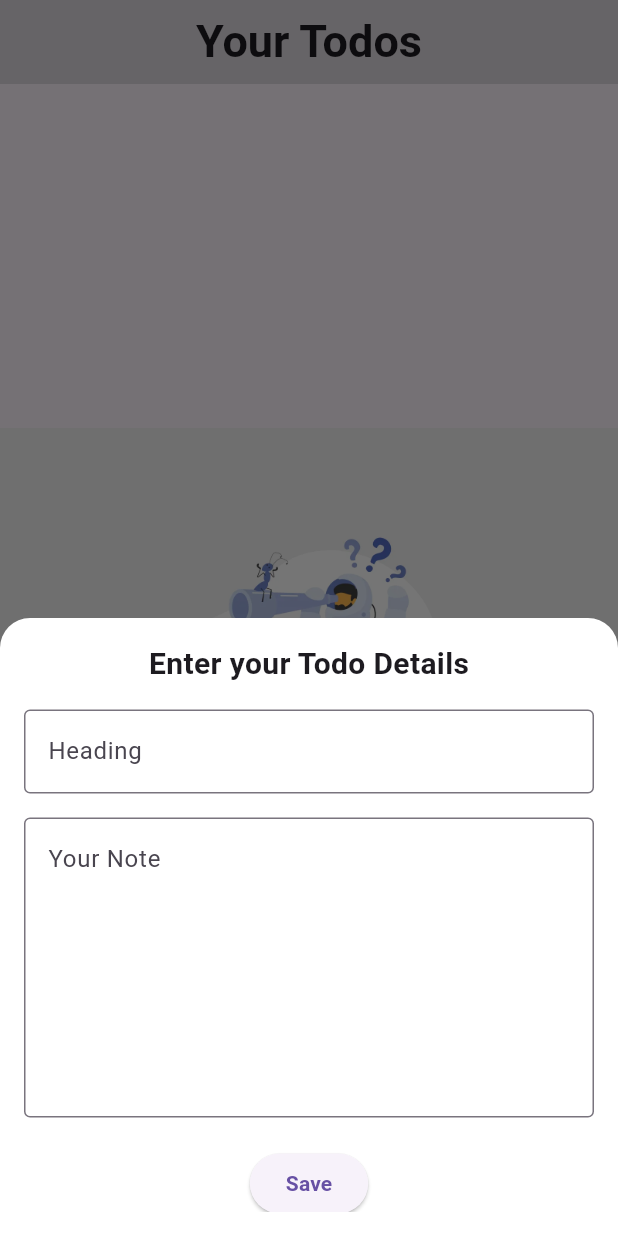
After one commit to yashgrover25/todo_app, a Flutter app: the HomeScreen screen opened directly, after a tap on the "add" icon, on a phone screen of 412 x 824 dp. The commit adds this screen. Run offline on Flutter 3.47's test engine with Material 3 defaults, Android fonts, the phone set to English and light mode, and no system bars; our stand-ins replace shared_preferences; accounts and stored records are empty; network calls fail.

Commit message:
UI Completed

```diff
--- /dev/null
+++ b/lib/api/api_endpoints.dart
@@ -0,0 +1,7 @@
+class ApiEndpoints{
+  static const baseUrl='https://todolist-74gr.onrender.com';
+  static const createTodo="$baseUrl/v1/todo-item-create";
+  static const deleteTodo='$baseUrl/v1/todo-item-delete/';
+  static const getTodo='$baseUrl/v1/todo-items-read';
+  static const updateTodo='$baseUrl/v1/todo-item-update/';
+}
--- /dev/null
+++ b/lib/models/data_model.dart
@@ -0,0 +1,22 @@
+class User {
+  final String? id;
+  final String title;
+  final String description;
+
+  User({ this.id, required this.title, required this.description});
+
+  factory User.fromJson(Map<String, dynamic> json) {
+    return User(
+      id: json['id'],
+      title: json['title'],
+      description: json['description'],
+    );
+  }
+
+  Map<String, dynamic> toJson() {
+    return {
+      'title': title,
+      'description': description,
+    };
+  }
+}
--- /dev/null
+++ b/lib/presentation/bottom_sheet.dart
@@ -0,0 +1,123 @@
+import 'package:flutter/material.dart';
+import 'package:provider/provider.dart';
+import 'package:todo_app/utils/app_strings.dart';
+
+import '../view_model/todo_viewmodel.dart';
+
+class MyBottomSheet extends StatefulWidget {
+  const MyBottomSheet({
+    super.key,
+    required this.todoViewModel,
+    this.initialHeading,
+    this.initialNote,
+    this.todoId,
+  });
+  final String? initialHeading;
+  final String? initialNote;
+  final String? todoId;
+  final todoViewModel;
+
+  @override
+  State<MyBottomSheet> createState() => _MyBottomSheetState();
+}
+
+TextEditingController headingController = TextEditingController();
+TextEditingController noteController = TextEditingController();
+
+class _MyBottomSheetState extends State<MyBottomSheet> {
+  final GlobalKey<FormState> formKey = GlobalKey<FormState>();
+
+  @override
+  void initState() {
+    super.initState();
+    headingController = TextEditingController(text: widget.initialHeading);
+    noteController = TextEditingController(text: widget.initialNote);
+  }
+
+  @override
+  void dispose() {
+    headingController.dispose();
+    noteController.dispose();
+    super.dispose();
+  }
+
+  @override
+  Widget build(BuildContext context) {
+    // final todoViewModel = Provider.of<TodoViewModel>(context);
+    return Padding(
+      padding: EdgeInsets.only(
+        bottom: MediaQuery.of(context).viewInsets.bottom,
+      ),
+      child: DraggableScrollableSheet(
+        minChildSize: 0.3,
+        maxChildSize: 0.9,
+        expand: false,
+        builder: (context, scrollController) {
+          return Container(
+            padding: const EdgeInsets.all(16),
+            decoration: const BoxDecoration(
+              color: Colors.white,
+              borderRadius: BorderRadius.vertical(top: Radius.circular(20)),
+            ),
+            child: SingleChildScrollView(
+              controller: scrollController,
+              child: Form(
+                key: formKey,
+                child: Column(
+                  mainAxisSize: MainAxisSize.min,
+                  children: [
+                    const Text(
+                      'Enter your Todo Details',
+                      style: TextStyle(
+                        fontWeight: FontWeight.w600,
+                        fontSize: 20,
+                      ),
+                    ),
+                    const SizedBox(height: 16),
+                    TextFormField(
+                      validator: (value) {
+                        if (value == null || value.isEmpty) {
+                          return 'Please enter the Heading';
+                        }
+                        return null;
+                      },
+                      controller: headingController,
+                      decoration: InputDecoration(
+                        hintText: kHeading,
+                        border: OutlineInputBorder(),
+                      ),
+                    ),
+                    const SizedBox(height: 16),
+                    TextFormField(
+                      controller: noteController,
+                      maxLines: 7,
+                      decoration: InputDecoration(
+                        hintText: kYourNote,
+                        border: OutlineInputBorder(),
+                      ),
+                    ),
+                    const SizedBox(height: 20),
+                    ElevatedButton(
+                      onPressed: () {
+                        if (formKey.currentState!.validate()) {
+                            widget.todoViewModel.todoRequest(widget.todoId);
+                            if (mounted) {
+                              Navigator.pop(context);
+                            }
+                        }
+                      },
+                      child: const Text(
+                        kSave,
+                        style: TextStyle(fontWeight: FontWeight.w600),
+                      ),
+                    ),
+                  ],
+                ),
+              ),
+            ),
+          );
+        },
+      ),
+    );
+  }
+}
--- /dev/null
+++ b/lib/presentation/homescreen.dart
@@ -0,0 +1,257 @@
+import 'package:flutter/material.dart';
+import 'package:provider/provider.dart';
+import 'package:todo_app/presentation/bottom_sheet.dart';
+import 'package:todo_app/presentation/todo_popup.dart';
+import 'package:todo_app/utils/app_strings.dart';
+import 'package:todo_app/utils/asset_utils.dart';
+import '../view_model/todo_viewmodel.dart';
+
+class HomeScreen extends StatefulWidget {
+  const HomeScreen({super.key});
+
+  @override
+  State<HomeScreen> createState() => _HomeScreenState();
+}
+
+class _HomeScreenState extends State<HomeScreen> {
+  bool _isInit = true;
+
+  @override
+  void didChangeDependencies() {
+    super.didChangeDependencies();
+    if (_isInit) {
+      if (mounted) {
+        final todoViewModel = Provider.of<TodoViewModel>(context);
+        todoViewModel.getRequest();
+      }
+      _isInit = false;
+    }
+  }
+
+  int? userID;
+
+  @override
+  void initState() {
+    super.initState();
+  }
+
+  @override
+  Widget build(BuildContext context) {
+    final todoViewModel = Provider.of<TodoViewModel>(context);
+    return ChangeNotifierProvider(
+      create: (context) => TodoViewModel(),
+      child: Scaffold(
+        appBar: AppBar(
+          shadowColor: Colors.black.withOpacity(0.08),
+          backgroundColor: Colors.black12,
+          title: Center(
+            child: Text(
+              kYourTodos,
+              style: TextStyle(fontWeight: FontWeight.w600, fontSize: 30),
+            ),
+          ),
+        ),
+        body: todoViewModel.todos.isEmpty
+            ? Center(
+                child: Align(
+                  alignment: Alignment.center,
+                  child: Image(image: AssetImage(AssetUtils.empty)),
+                ),
+              )
+            : Column(
+                children: [
+                  Expanded(
+                    child: Padding(
+                      padding: const EdgeInsets.all(8.0),
+                      child: ListView.builder(
+                        itemBuilder: (context, index) {
+                          final user = todoViewModel.todos[index];
+                          return Padding(
+                            padding: const EdgeInsets.all(8.0),
+                            child: Material(
+                              shape: DiamondCutCardShape(),
+                              color: Colors.purpleAccent.shade100.withValues(
+                                alpha: 0.4,
+                              ),
+                              child: SizedBox(
+                                height: 120,
+                                child: ListTile(
+                                  title: Text(user.title),
+                                  style: ListTileStyle.list,
+                                  subtitle: Text(
+                                    "${user.description.split("").take(15).join(" ")}...",
+                                  ),
+                                  onLongPress: () {
+                                    showDialog(
+                                      context: context,
+                                      builder: (_) => AlertDialog(
+                                        content: const Text(
+                                          "Delete this item?",
+                                        ),
+                                        actions: [
+                                          TextButton(
+                                            onPressed: () =>
+                                                Navigator.pop(context),
+                                            child: const Text(
+                                              kCancel,
+                                              style: TextStyle(
+                                                color: Colors.black,
+                                              ),
+                                            ),
+                                          ),
+                                          TextButton(
+                                            onPressed: () {
+                                              setState(() {
+                                                todoViewModel.deleteRequest(
+                                                  user.id,
+                                                );
+                                              });
+                                              Navigator.pop(context);
+                                              ScaffoldMessenger.of(
+                                                context,
+                                              ).showSnackBar(
+                                                SnackBar(
+                                                  content: Text(kNoteDeleted),
+                                                ),
+                                              );
+                                            },
+                                            child: const Text(
+                                              kDelete,
+                                              style: TextStyle(
+                                                color: Colors.red,
+                                              ),
+                                            ),
+                                          ),
+                                        ],
+                                      ),
+                                    );
+                                  },
+                                  onTap: () {
+                                    showModalBottomSheet(
+                                      context: context,
+                                      isScrollControlled: true,
+                                      builder: (BuildContext context) {
+                                        return ChangeNotifierProvider(
+                                          create: (context) =>
+                                              TodoViewModel(todoId: user.id),
+                                          child: MyBottomSheet(
+                                            initialHeading: user.title,
+                                            initialNote: user.description,
+                                            todoId: user.id,
+                                            todoViewModel: todoViewModel,
+                                          ),
+                                        );
+                                      },
+                                    );
+                                  },
+                                ),
+                              ),
+                            ),
+                          );
+                        },
+                        itemCount: todoViewModel.todos.length,
+                      ),
+                    ),
+                  ),
+                ],
+              ),
+        floatingActionButton: FloatingActionButton(
+          onPressed: () {
+            showModalBottomSheet(
+              context: context,
+              isScrollControlled: true,
+              builder: (BuildContext context) {
+                return MyBottomSheet(todoViewModel: todoViewModel);
+              },
+            );
+          },
+          isExtended: true,
+          shape: OvalBorder(),
+          child: Icon(Icons.add),
+        ),
+      ),
+    );
+  }
+}
+
+class DiamondCutCardShape extends ShapeBorder {
+  final double borderRadius;
+
+  const DiamondCutCardShape({this.borderRadius = 16.0});
+
+  @override
+  EdgeInsetsGeometry get dimensions => EdgeInsets.zero;
+
+  @override
+  Path getOuterPath(Rect rect, {TextDirection? textDirection}) {
+    final path = Path();
+    final double halfWidth = rect.width / 2.5;
+    final double oneThirdHeight = rect.height / 3;
+    final double controlPointOffset = borderRadius * 0.55; // Approximation for circular arc
+
+    path.moveTo(rect.left + borderRadius, rect.top);
+    path.lineTo(rect.left + halfWidth - borderRadius, rect.top);
+    path.quadraticBezierTo(
+      rect.left + halfWidth,
+      rect.top,
+      rect.left + halfWidth,
+      rect.top + borderRadius*2.4,
+    );
+    path.lineTo(
+      rect.left + halfWidth,
+      rect.top + oneThirdHeight - borderRadius,
+    );
+    path.quadraticBezierTo(
+      rect.left + halfWidth,
+      rect.top + oneThirdHeight,
+      rect.left + halfWidth+ borderRadius,
+      rect.top + oneThirdHeight,
+    );
+
+    path.lineTo(rect.right - borderRadius, rect.top + oneThirdHeight);
+    path.quadraticBezierTo(
+      rect.right,
+      rect.top + oneThirdHeight,
+      rect.right,
+      rect.top + oneThirdHeight + borderRadius,
+    );
+
+    path.lineTo(rect.right, rect.bottom - borderRadius);
+    path.quadraticBezierTo(
+      rect.right,
+      rect.bottom,
+      rect.right - borderRadius,
+      rect.bottom,
+    );
+
+    path.lineTo(rect.left + borderRadius, rect.bottom);
+    path.quadraticBezierTo(
+      rect.left,
+      rect.bottom,
+      rect.left,
+      rect.bottom - borderRadius,
+    );
+
+    path.lineTo(rect.left, rect.top + borderRadius);
+    path.quadraticBezierTo(
+      rect.left,
+      rect.top,
+      rect.left + borderRadius,
+      rect.top,
+    );
+
+    path.close();
+    return path;
+  }
+
+  @override
+  Path getInnerPath(Rect rect, {TextDirection? textDirection}) {
+    return getOuterPath(rect, textDirection: textDirection);
+  }
+
+  @override
+  void paint(Canvas canvas, Rect rect, {TextDirection? textDirection}) {}
+
+  @override
+  ShapeBorder scale(double t) => this;
+}
--- /dev/null
+++ b/lib/utils/app_strings.dart
@@ -0,0 +1,12 @@
+const String kHeading = 'Heading';
+const String kNote = 'Note';
+const String kYourTodos = 'Your Todos';
+const String kCancel = 'Cancel';
+const String kDelete = 'Delete';
+const String kNoteDeleted = 'Note deleted';
+const String kTodoDetails = 'Todo Details';
+const String kClose = 'Close';
+const String kNoteUpdated = 'Note Updated';
+const String kNoteAdded = 'Note Added';
+const String kSave = 'Save';
+const String kYourNote = 'Your Note';
--- /dev/null
+++ b/lib/utils/asset_utils.dart
@@ -0,0 +1,3 @@
+class AssetUtils{
+  static const String empty ='assets/images/noResultFound.webp';
+}
--- /dev/null
+++ b/lib/view_model/todo_viewmodel.dart
@@ -0,0 +1,97 @@
+import 'dart:convert';
+import 'package:flutter/material.dart';
+import 'package:http/http.dart' as http;
+import 'package:shared_preferences/shared_preferences.dart';
+import '../api/api_endpoints.dart';
+import '../models/data_model.dart';
+import '../presentation/bottom_sheet.dart';
+import '../utils/app_strings.dart';
+
+class TodoViewModel with ChangeNotifier {
+  TodoViewModel({this.todoId});
+  late final String? todoId;
+  List<User> todos = [];
+
+  getRequest() async {
+    final prefs = await SharedPreferences.getInstance();
+    final deviceId = prefs.getString('device_id') ?? 'unknown';
+    var url = Uri.parse(ApiEndpoints.getTodo);
+    var response = await http.get(url, headers: {'Device-id': deviceId});
+    print(response.body.toString());
+    final List data = jsonDecode(response.body);
+    List<User> users = data.map((json) => User.fromJson(json)).toList();
+    todos = users;
+    notifyListeners();
+  }
+
+  deleteRequest(id) async {
+    final prefs = await SharedPreferences.getInstance();
+    final deviceId = prefs.getString('device_id') ?? 'unknown';
+    var url = Uri.parse("${ApiEndpoints.deleteTodo}$id");
+    await http.delete(url, headers: {'Device-id': deviceId});
+    return getRequest();
+  }
+
+  todoRequest(id) async {
+    print(id);
+    final prefs = await SharedPreferences.getInstance();
+    final deviceId = prefs.getString('device_id') ?? 'unknown';
+    if (id != null) {
+      var url = Uri.parse("${ApiEndpoints.updateTodo}$id");
+      await http.put(
+        url,
+        headers: {'Content-Type': 'application/json', 'Device-id': deviceId},
+        body: jsonEncode({
+          'title': headingController.text.trim(),
+          'description': noteController.text.trim(),
+        }),
+      );
+      SnackBar(content: Text(kNoteUpdated));
+    } else {
+      var url = Uri.parse(ApiEndpoints.createTodo);
+      await http.post(
+        url,
+        headers: {'Content-Type': 'application/json', 'Device-id': deviceId},
+        body: jsonEncode([
+          {
+            'title': headingController.text.trim(),
+            'description': noteController.text.trim(),
+          },
+        ]),
+      );
+      SnackBar(content: Text(kNoteAdded));
+    }
+    return getRequest();
+  }
+}
+
+// todoRequest(todoID) async {
+//   if (widget.todoId != null) {
+//     var url = Uri.parse("${ApiEndpoints.updateTodo}$todoID");
+//     await http.put(
+//       url,
+//       headers: {'Content-Type': 'application/json'},
+//       body: jsonEncode({
+//         'title': headingController.text.trim(),
+//         'description': noteController.text.trim(),
+//       }),
+//     );
+//    SnackBar(content: Text(kNoteUpdated));
+//   } else {
+//     var url = Uri.parse(ApiEndpoints.createTodo);
+//     await http.post(
+//       url,
+//       headers: {'Content-Type': 'application/json'},
+//       body: jsonEncode([
+//         {
+//           'title': headingController.text.trim(),
+//           'description': noteController.text.trim(),
+//         },
+//       ]),
+//     );
+//     ScaffoldMessenger.of(
+//       context,
+//     ).showSnackBar(SnackBar(content: Text(kNoteAdded)));
+//   }
+//   return widget.requestFunction();
+// }
```
Also changed, not shown: lib/main.dart (+23 -108 lines), lib/presentation/todo_popup.dart (added, +50 -0 lines), pubspec.yaml (+8 -0 lines), assets/images/noResultFound.webp (added), pubspec.lock, 3 other files.
